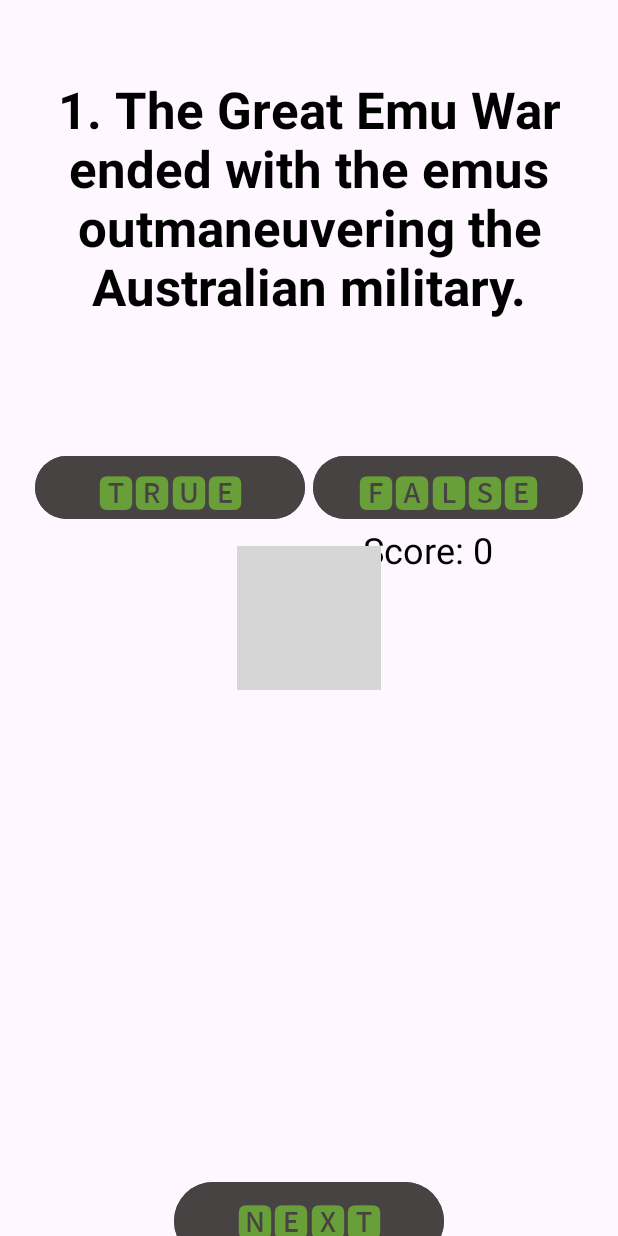
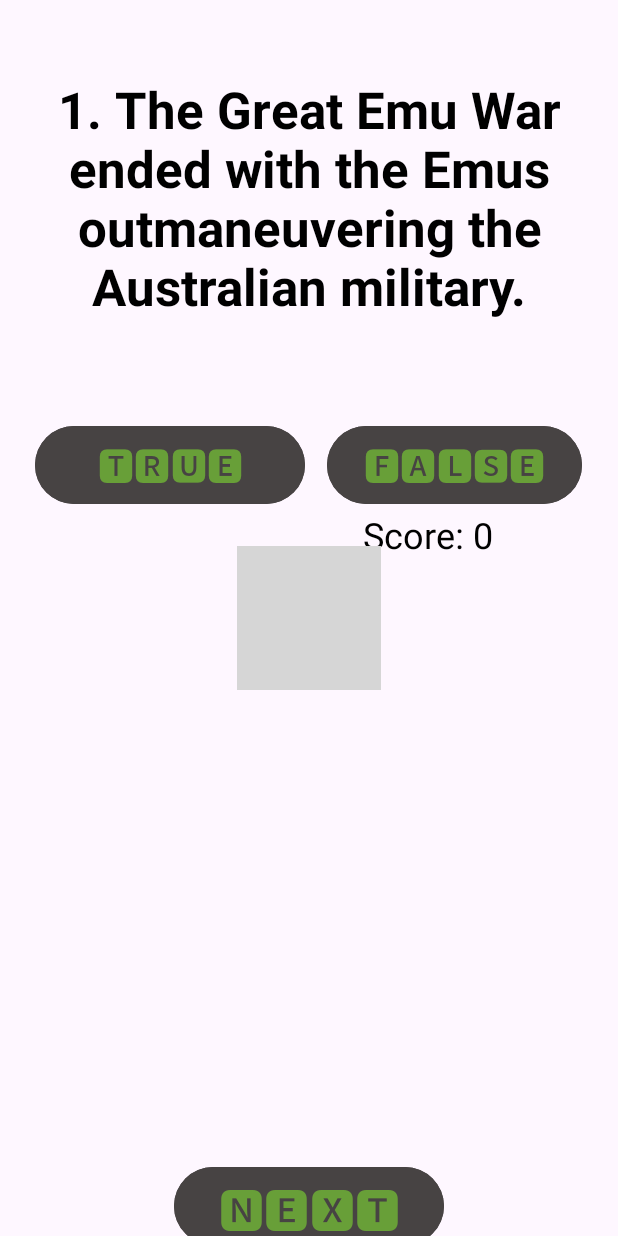
Before and after one commit to Jean-glitch22/MyFlashCardApp, an Android app: the FlashcardQuestionsMainActivity screen opened directly, with no data from a screen before it, on a phone screen of 412 x 824 dp. Run offline under Robolectric (Android 15) with nearby library versions, the phone set to English and light mode, and no system bars; grey boxes are pictures that could not be loaded.

Commit message:
comments commit

```diff
--- a/app/src/main/java/vcmsa/jean/myflashcardapp/FlashcardQuestionsMainActivity.kt
+++ b/app/src/main/java/vcmsa/jean/myflashcardapp/FlashcardQuestionsMainActivity.kt
@@ -26,7 +26,7 @@ class FlashcardQuestionsMainActivity : AppCompatActivity() {
 
         //an array of questions that will be displayed
         val questions = arrayOf(
-            "1. The Great Emu War ended with the emus outmaneuvering the Australian military.",
+            "1. The Great Emu War ended with the Emus outmaneuvering the Australian military.",
             "2. Napoleon was famously allergic to horses.",
             "3. Roman senators used a communal sponge on a stick for wiping in public toilets.",
             "4. George Washington invented the microwave oven.",
@@ -38,7 +38,7 @@ class FlashcardQuestionsMainActivity : AppCompatActivity() {
 
         //an array of correct messages that will be displayed
         val correctMessages = arrayOf(
-            "Correct! The emus won the war proving that birds beat bullets.",
+            "Correct! The Emus won the war proving that birds beat bullets.",
             "Correct! Napoleon may have been short, but he wasn't horseless. Dude practically lived in the saddle.",
             "Correct! Ancient Rome: where hygiene met horror. One sponge. Many butts.",
             "Correct! Washington could chop wood, not heat Hot Pockets.",
@@ -47,7 +47,7 @@ class FlashcardQuestionsMainActivity : AppCompatActivity() {
 
         //an array of incorrect messages that will be displayed
         val incorrectMessages = arrayOf(
-            "Incorrect. The emus literally ran circles around the soldiers.",
+            "Incorrect. The Emus literally ran circles around the soldiers.",
             "Incorrect. If he had been, half his wars would’ve been fought on foot — very un-dramatic.",
             "Incorrect. They did share a stick-sponge. So yeah… don’t romanticize the past too hard.",
             "Incorrect. George had many talents. Microwaving wasn’t one. He preferred fire and powdered wigs.",
@@ -91,6 +91,7 @@ class FlashcardQuestionsMainActivity : AppCompatActivity() {
                 //marks the question as answered
                 answered = true
 
+                //logging for debugging
                 log.i("Button", "Clicked")
             }
         }
@@ -112,6 +113,7 @@ class FlashcardQuestionsMainActivity : AppCompatActivity() {
                 //marks the question as answered
                 answered = true
 
+                //logging for debugging
                 log.i("Button", "Clicked")
             }
         }
@@ -125,11 +127,11 @@ class FlashcardQuestionsMainActivity : AppCompatActivity() {
                 //asks the user to answer the question if they press next before answering
                 tvQuestions.text = "Answer First."
 
-                // Delay for 2 seconds before updating the question
+                //delay for 2 seconds before updating the question
                 Handler(Looper.getMainLooper()).postDelayed({
                     //shows the current question again after 2 seconds
                     tvQuestions.text = currentQuestion
-                }, 2000) // Delay of 2000 milliseconds = 2 seconds
+                }, 2000) //delay of 2000 milliseconds = 2 seconds
 
                 //if not answered then it exits the click listener early
                 return@setOnClickListener
@@ -150,6 +152,7 @@ class FlashcardQuestionsMainActivity : AppCompatActivity() {
                 //starts the score screen
                 startActivity(intent)
 
+                //logging transition to score screen
                 log.wtf("Button", "Clicked")
             }
         }
--- a/app/src/main/java/vcmsa/jean/myflashcardapp/MainActivity.kt
+++ b/app/src/main/java/vcmsa/jean/myflashcardapp/MainActivity.kt
@@ -20,7 +20,7 @@ class MainActivity : AppCompatActivity() {
             insets
         }//starting code here
 
-        //variables
+        //variable
         val btnStart = findViewById<Button>(R.id.btnStart)
 
         //button is clicked
@@ -30,6 +30,7 @@ class MainActivity : AppCompatActivity() {
             //starting the new activity
             startActivity(intent)
 
+            //logging the button click
             log.d("Button", "Clicked")
 
         }
--- a/app/src/main/java/vcmsa/jean/myflashcardapp/ReviewMainActivity.kt
+++ b/app/src/main/java/vcmsa/jean/myflashcardapp/ReviewMainActivity.kt
@@ -11,12 +11,16 @@ class ReviewMainActivity : AppCompatActivity() {
         super.onCreate(savedInstanceState)
         setContentView(R.layout.review_screen)
 
+        //variable
         val btnExit = findViewById<Button>(R.id.btnExit)
 
+        //button is clicked
         btnExit.setOnClickListener {
+            //when the button is clicked it will exit the app
             finish()
             exitProcess(0)
 
+            //logging the exit process
             log.e("Button", "Clicked")
         }
 
--- a/app/src/main/res/layout/flashcard_question_screen.xml
+++ b/app/src/main/res/layout/flashcard_question_screen.xml
@@ -36,8 +36,8 @@
     <Button
         android:id="@+id/btnTrue"
         android:layout_width="180dp"
-        android:layout_height="50dp"
-        android:layout_marginTop="300dp"
+        android:layout_height="60dp"
+        android:layout_marginTop="280dp"
         android:backgroundTint="#474343"
         android:text="🆃🆁🆄🅴"
         android:textAlignment="center"
@@ -53,9 +53,9 @@
 
     <Button
         android:id="@+id/btnFalse"
-        android:layout_width="180dp"
-        android:layout_height="50dp"
-        android:layout_marginTop="300dp"
+        android:layout_width="170dp"
+        android:layout_height="60dp"
+        android:layout_marginTop="280dp"
         android:backgroundTint="#474343"
         android:text="🅵🅰🅻🆂🅴"
         android:textAlignment="center"
@@ -67,30 +67,30 @@
         app:layout_constraintStart_toStartOf="parent"
         app:layout_constraintTop_toTopOf="parent"
         app:layout_constraintVertical_bias="0.0"
-        tools:ignore="HardcodedText" />
+        tools:ignore="HardcodedText,TextSizeCheck" />
 
     <Button
         android:id="@+id/btnNext"
         android:layout_width="180dp"
         android:layout_height="60dp"
-        android:layout_marginTop="420dp"
+        android:layout_marginTop="410dp"
         android:backgroundTint="#474343"
         android:text="🅽🅴🆇🆃"
         android:textAlignment="center"
         android:textColor="#689F38"
-        android:textSize="24sp"
+        android:textSize="30sp"
         app:layout_constraintBottom_toBottomOf="parent"
         app:layout_constraintEnd_toEndOf="@+id/imgvQuestionScreenBackground"
         app:layout_constraintStart_toStartOf="@+id/imgvQuestionScreenBackground"
         app:layout_constraintTop_toTopOf="@+id/imgvQuestionScreenBackground"
         app:layout_constraintVertical_bias="0.0"
-        tools:ignore="HardcodedText" />
+        tools:ignore="HardcodedText,TextSizeCheck" />
 
     <TextView
         android:id="@+id/tvScoreCounter"
         android:layout_width="150dp"
         android:layout_height="65dp"
-        android:layout_marginTop="350dp"
+        android:layout_marginTop="340dp"
         android:textAlignment="center"
         android:textColor="@color/black"
         android:textColorLink="@color/black"
--- a/app/src/main/res/layout/review_screen.xml
+++ b/app/src/main/res/layout/review_screen.xml
@@ -24,7 +24,7 @@
         android:layout_width="380dp"
         android:layout_height="380dp"
         android:layout_marginTop="10dp"
-        android:text='1. The Great Emu War ended with the emus outmaneuvering the Australian military. True.                          2. Napoleon was famously allergic to horses. False.                                     3. Roman senators used a communal sponge on a stick for wiping in public toilets. True.                                  4. George Washington invented the microwave oven. False.                    5. Ancient Egyptians used honey in the embalming process. True.'
+        android:text='1. The Great Emu War ended with the Emus outmaneuvering the Australian military. True.                          2. Napoleon was famously allergic to horses. False.                                     3. Roman senators used a communal sponge on a stick for wiping in public toilets. True.                                  4. George Washington invented the microwave oven. False.                    5. Ancient Egyptians used honey in the embalming process. True.'
         android:textAlignment="center"
         android:textColor="@color/black"
         android:textColorLink="@color/black"
--- a/app/src/main/res/layout/welcome_screen.xml
+++ b/app/src/main/res/layout/welcome_screen.xml
@@ -54,7 +54,7 @@
             android:layout_height="80dp"
             android:layout_marginTop="45dp"
             android:backgroundTint="#474343"
-            android:text="🆂🆃🅰🆁🆃!"
+            android:text="🆂🆃🅰🆁🆃"
             android:textAlignment="center"
             android:textColor="#689F38"
             android:textSize="34sp"
```
Also changed, not shown: app/src/main/java/vcmsa/jean/myflashcardapp/ScoreMainActivity.kt (+11 -1 lines), app/src/main/res/layout/score_screen.xml (+4 -4 lines).
